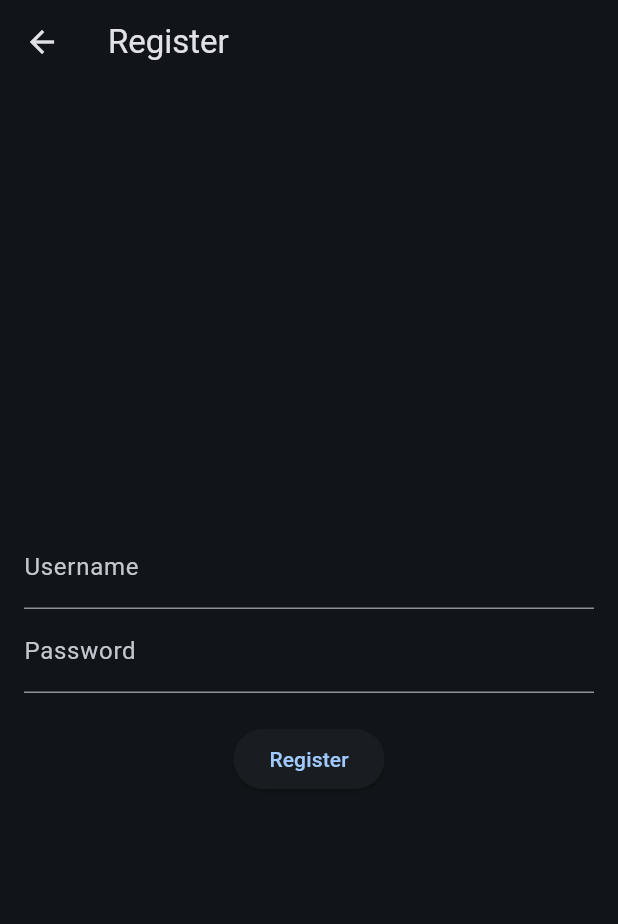
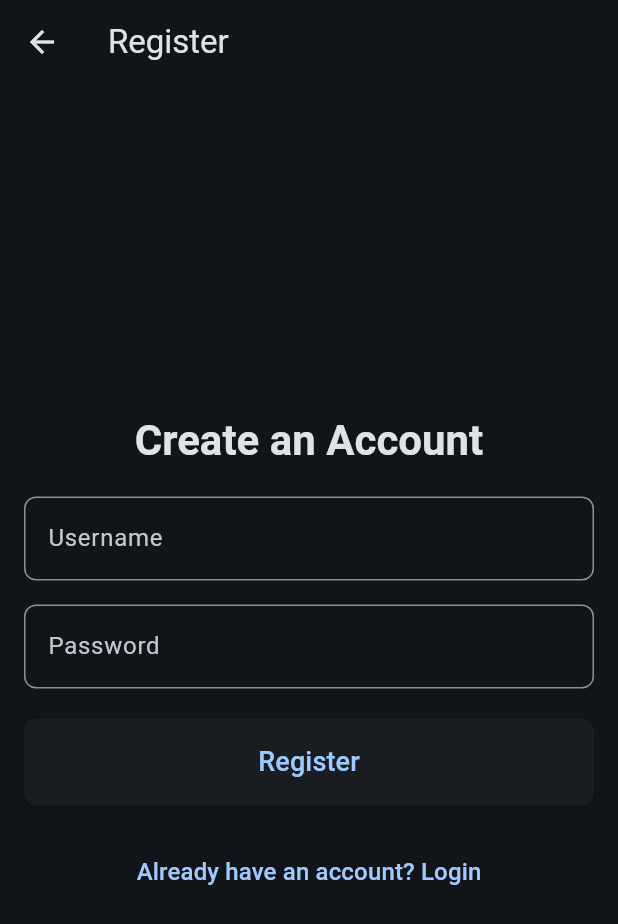
Before and after one commit to Pismice/HonGainzClient, a Flutter app: the LoginPage screen opened directly, after a tap on "Don't have an account? Register", on a phone screen of 412 x 824 dp. Shown: the top 924 px of the screen. Run offline on Flutter 3.47's test engine with Material 3 defaults, Android fonts, the phone set to English and light mode, and no system bars; our stand-ins replace fl_chart, flutter_secure_storage, introduction_screen; accounts and stored records are empty.

Commit message:
nicer login and register screens

```diff
--- a/lib/auth/login_page.dart
+++ b/lib/auth/login_page.dart
@@ -76,36 +76,71 @@ class _LoginPageState extends State<LoginPage> {
       appBar: AppBar(
         title: const Text("Login"),
       ),
-      body: Padding(
+      body: Center(
+        child: SingleChildScrollView(
           padding: const EdgeInsets.all(16.0),
           child: Column(
             mainAxisAlignment: MainAxisAlignment.center,
+            crossAxisAlignment: CrossAxisAlignment.stretch,
             children: [
+              Text(
+                "Welcome Back!",
+                textAlign: TextAlign.center,
+                style: Theme.of(context).textTheme.headlineMedium?.copyWith(
+                      fontWeight: FontWeight.bold,
+                    ),
+              ),
+              const SizedBox(height: 20),
               TextField(
                 controller: _usernameController,
-              decoration: const InputDecoration(labelText: "Username"),
+                decoration: InputDecoration(
+                  labelText: "Username",
+                  border: OutlineInputBorder(
+                    borderRadius: BorderRadius.circular(8.0),
                   ),
+                ),
+              ),
+              const SizedBox(height: 16),
               TextField(
                 controller: _passwordController,
-              decoration: const InputDecoration(labelText: "Password"),
+                decoration: InputDecoration(
+                  labelText: "Password",
+                  border: OutlineInputBorder(
+                    borderRadius: BorderRadius.circular(8.0),
+                  ),
+                ),
                 obscureText: true,
               ),
               const SizedBox(height: 20),
               ElevatedButton(
                 onPressed: _login,
-              child: const Text("Login"),
+                style: ElevatedButton.styleFrom(
+                  padding: const EdgeInsets.symmetric(vertical: 16.0),
+                  shape: RoundedRectangleBorder(
+                    borderRadius: BorderRadius.circular(8.0),
+                  ),
+                ),
+                child: const Text(
+                  "Login",
+                  style: TextStyle(fontSize: 18),
+                ),
               ),
               const SizedBox(height: 20),
               TextButton(
                 onPressed: () {
                   Navigator.push(
                     context,
-                  MaterialPageRoute(builder: (context) => const RegisterPage()),
+                    MaterialPageRoute(
+                        builder: (context) => const RegisterPage()),
                   );
                 },
-              child: const Text("Don't have an account? Register"),
+                child: const Text(
+                  "Don't have an account? Register",
+                  style: TextStyle(fontSize: 16),
+                ),
               ),
             ],
+          ),
         ),
       ),
     );
--- a/lib/auth/register_page.dart
+++ b/lib/auth/register_page.dart
@@ -75,26 +75,67 @@ class _RegisterPageState extends State<RegisterPage> {
       appBar: AppBar(
         title: const Text("Register"),
       ),
-      body: Padding(
+      body: Center(
+        child: SingleChildScrollView(
           padding: const EdgeInsets.all(16.0),
           child: Column(
             mainAxisAlignment: MainAxisAlignment.center,
+            crossAxisAlignment: CrossAxisAlignment.stretch,
             children: [
+              Text(
+                "Create an Account",
+                textAlign: TextAlign.center,
+                style: Theme.of(context).textTheme.headlineMedium?.copyWith(
+                      fontWeight: FontWeight.bold,
+                    ),
+              ),
+              const SizedBox(height: 20),
               TextField(
                 controller: _usernameController,
-              decoration: const InputDecoration(labelText: "Username"),
+                decoration: InputDecoration(
+                  labelText: "Username",
+                  border: OutlineInputBorder(
+                    borderRadius: BorderRadius.circular(8.0),
                   ),
+                ),
+              ),
+              const SizedBox(height: 16),
               TextField(
                 controller: _passwordController,
-              decoration: const InputDecoration(labelText: "Password"),
+                decoration: InputDecoration(
+                  labelText: "Password",
+                  border: OutlineInputBorder(
+                    borderRadius: BorderRadius.circular(8.0),
+                  ),
+                ),
                 obscureText: true,
               ),
               const SizedBox(height: 20),
               ElevatedButton(
                 onPressed: _register,
-              child: const Text("Register"),
+                style: ElevatedButton.styleFrom(
+                  padding: const EdgeInsets.symmetric(vertical: 16.0),
+                  shape: RoundedRectangleBorder(
+                    borderRadius: BorderRadius.circular(8.0),
+                  ),
+                ),
+                child: const Text(
+                  "Register",
+                  style: TextStyle(fontSize: 18),
+                ),
+              ),
+              const SizedBox(height: 20),
+              TextButton(
+                onPressed: () {
+                  Navigator.pop(context); // Navigate back to the login page
+                },
+                child: const Text(
+                  "Already have an account? Login",
+                  style: TextStyle(fontSize: 16),
+                ),
               ),
             ],
+          ),
         ),
       ),
     );
```
Lines whose indentation alone changed are shown as unchanged.
